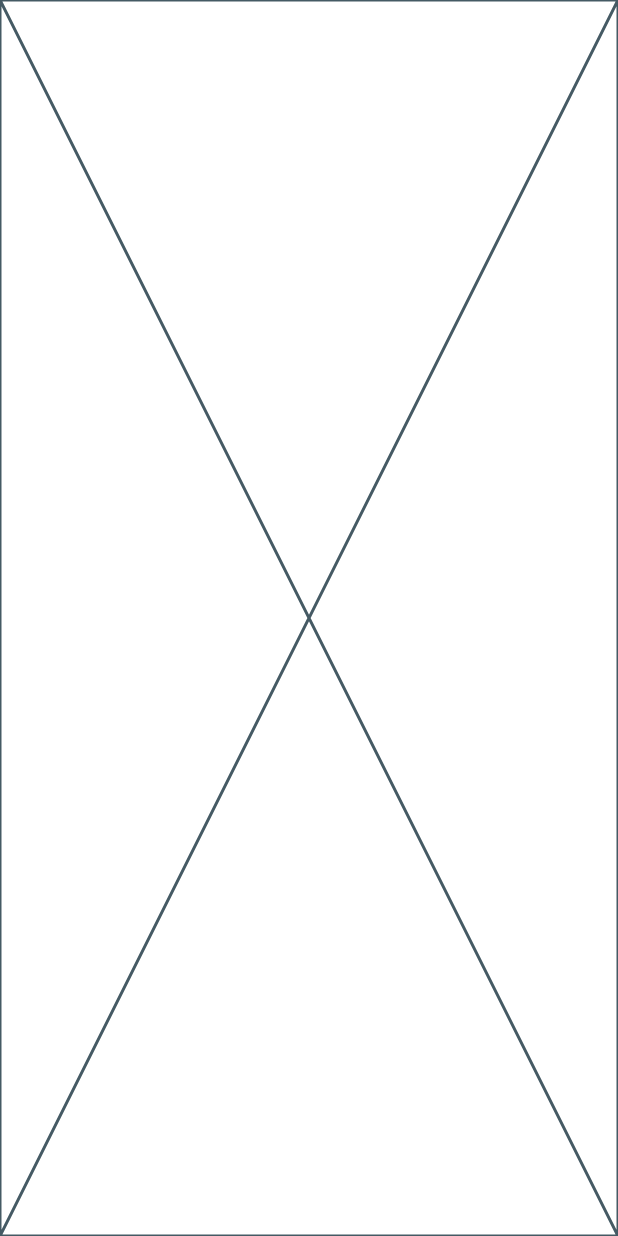
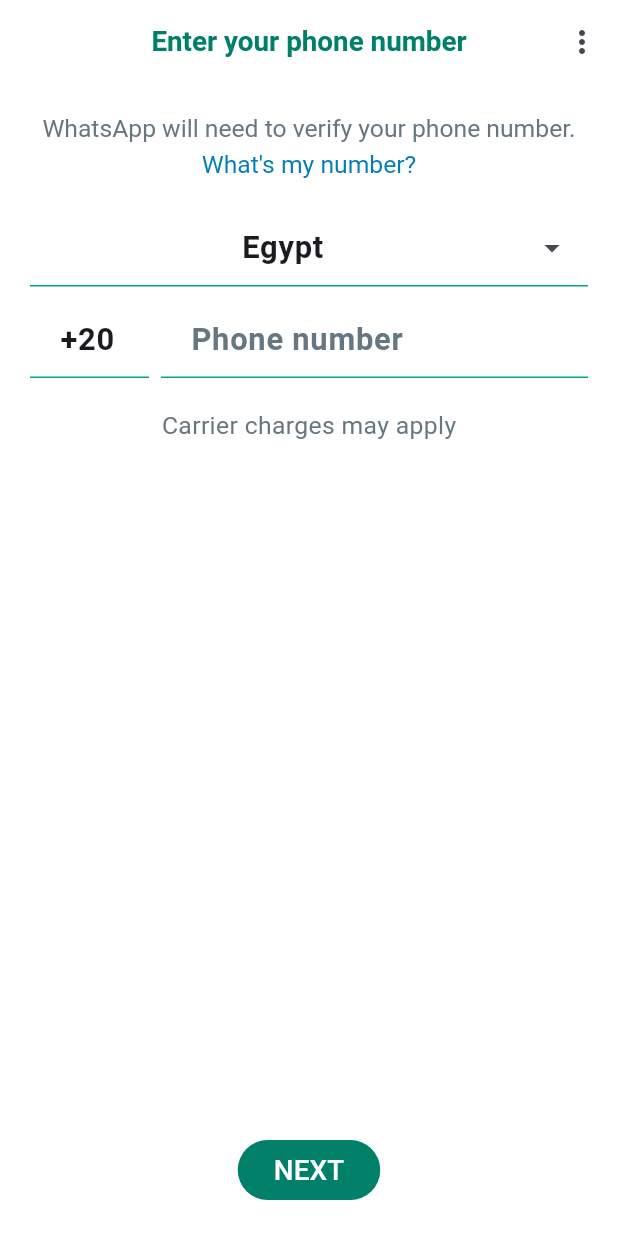
Before and after one commit to AhmedHussein1000/whatsapp_messenger, a Flutter app: the screen it shows after launch, after a tap on "Agree and Continue", on a phone screen of 412 x 824 dp. Run offline on Flutter 3.47's test engine with Material 3 defaults, Android fonts, the phone set to English and light mode, and no system bars; our stand-ins replace bloc, country_picker, device_preview, flutter_bloc.

Commit message:
Added Login Screen
Added alert dialog.
used country_picker package
Added some styles

```diff
--- /dev/null
+++ b/lib/core/helpers/custom_alert_dialog.dart
@@ -0,0 +1,24 @@
+ import 'package:flutter/material.dart';
+import 'package:whatsapp_messenger/core/utils/colors.dart';
+import 'package:whatsapp_messenger/core/utils/styles.dart';
+
+Future<dynamic> customAlertDialog(BuildContext context, String message) {
+    return showDialog(
+        barrierDismissible: false,
+        context: context,
+        builder: (context) => AlertDialog(
+              actions: [
+                TextButton(
+                    onPressed: () => Navigator.pop(context),
+                    child: Text(
+                      'Ok',
+                      style: Styles.styleSemiBold20(context)
+                          .copyWith(color: kgreenDark),
+                    ))
+              ],
+              content: Text(
+                message,
+                style: Styles.styleBold20(context),
+              ),
+            ));
+  }
--- a/lib/core/helpers/routes.dart
+++ b/lib/core/helpers/routes.dart
@@ -1,18 +1,20 @@
 import 'package:flutter/material.dart';
 import 'package:flutter_bloc/flutter_bloc.dart';
-import 'package:whatsapp_messenger/feature/auth/login_screen.dart';
+import 'package:whatsapp_messenger/feature/auth/screens/login_screen.dart';
+import 'package:whatsapp_messenger/feature/auth/screens/verification_screen.dart';
 import 'package:whatsapp_messenger/feature/welcome/controller/languages_cubit/languages_cubit.dart';
 import 'package:whatsapp_messenger/feature/welcome/welcome_screen.dart';
 
 class Routes {
   static const String welcome = '/';
   static const String login = '/login';
-
+  static const String verification = '/verification';
   static Map<String, Widget Function(BuildContext)> appRoutes = {
     Routes.welcome: (context) => BlocProvider(
           create: (context) => LanguagesCubit(),
           child: const WelcomeScreen(),
         ),
     Routes.login: (context) => const LoginScreen(),
+    Routes.verification: (context) => const VerificationScreen(),
   };
 }
--- a/lib/core/themes/theme.dart
+++ b/lib/core/themes/theme.dart
@@ -23,11 +23,11 @@
 
   static ThemeData darkTheme() {
     return ThemeData.dark().copyWith(
-        scaffoldBackgroundColor: kbackgroundAndTextDark,
+        scaffoldBackgroundColor: kgreyBackground,
         elevatedButtonTheme: ElevatedButtonThemeData(
             style: ElevatedButton.styleFrom(
           backgroundColor: kgreenDark,
-          foregroundColor: kbackgroundAndTextLight,
+          foregroundColor: kbackgroundAndTextDark,
           shadowColor: Colors.transparent,
           elevation: 0,
           splashFactory: NoSplash.splashFactory,
--- a/lib/core/utils/colors.dart
+++ b/lib/core/utils/colors.dart
@@ -12,4 +12,5 @@
 const Color klangBackDark = Color(0xFF222E37);
 const Color kbottomSheetLight = Color(0xFFF7F6F6);
 const Color kbottomSheetDark = Color(0xFF222E37);
+const Color kAuthAppbarTextDark = Color(0xFFE9EDEF);
 const Color kgreyBackground = Color(0xFF202C33);
--- a/lib/core/utils/styles.dart
+++ b/lib/core/utils/styles.dart
@@ -13,10 +13,19 @@
         fontWeight: FontWeight.w500,
         color: SizeConfig.isLight ? kgreyLight : kgreyDark,
       );
+       static TextStyle styleSemiBold16(BuildContext context) => TextStyle(
+        fontSize: getResponsiveFontSize(context, fontSize: 16),
+        fontWeight: FontWeight.w600,
+
+      );
 
   static TextStyle styleMedium18(BuildContext context) => TextStyle(
         fontSize: getResponsiveFontSize(context, fontSize: 18),
         fontWeight: FontWeight.w500,
+      );
+  static TextStyle styleSemiBold18(BuildContext context) => TextStyle(
+        fontSize: getResponsiveFontSize(context, fontSize: 18),
+        fontWeight: FontWeight.w600,
       );
   static TextStyle styleSemiBold20(BuildContext context) => TextStyle(
         fontSize: getResponsiveFontSize(context, fontSize: 20),
--- /dev/null
+++ b/lib/feature/auth/screens/login_screen.dart
@@ -0,0 +1,55 @@
+import 'package:flutter/material.dart';
+import 'package:whatsapp_messenger/core/utils/colors.dart';
+import 'package:whatsapp_messenger/core/utils/size_config.dart';
+import 'package:whatsapp_messenger/core/utils/styles.dart';
+import 'package:whatsapp_messenger/feature/auth/widgets/login_form.dart';
+
+class LoginScreen extends StatelessWidget {
+  const LoginScreen({super.key});
+
+  @override
+  Widget build(BuildContext context) {
+    SizeConfig.init(context);
+    return Scaffold(
+      appBar: AppBar(
+        backgroundColor: Colors.transparent,
+        title: Text(
+          'Enter your phone number',
+          style: Styles.styleSemiBold18(context).copyWith(
+              color: SizeConfig.isLight ? kgreenLight : kAuthAppbarTextDark),
+        ),
+        centerTitle: true,
+        actions: [
+          IconButton(
+              onPressed: () {
+                //TODO more settings
+              },
+              icon: const Icon(Icons.more_vert_rounded))
+        ],
+      ),
+      body: Padding(
+        padding: const EdgeInsets.symmetric(horizontal: 20.0, vertical: 20),
+        child: Column(
+          children: [
+            RichText(
+                textAlign: TextAlign.center,
+                text: TextSpan(children: [
+                  TextSpan(
+                      text: 'WhatsApp will need to verify your phone number.\n',
+                      style: Styles.styleRegular16(context)),
+                  TextSpan(
+                      text: 'What\'s my number?',
+                      style: Styles.styleRegular16(context).copyWith(
+                          height: 1.5,
+                          color: SizeConfig.isLight ? kblueLight : kblueDark)),
+                ])),
+            const SizedBox(
+              height: 20,
+            ),
+            const LoginForm(),
+          ],
+        ),
+      ),
+    );
+  }
+}
--- a/lib/feature/auth/login_screen.dart
+++ b/lib/feature/auth/screens/verification_screen.dart
@@ -1,7 +1,7 @@
 import 'package:flutter/material.dart';
 
-class LoginScreen extends StatelessWidget {
-  const LoginScreen({super.key});
+class VerificationScreen extends StatelessWidget {
+  const VerificationScreen({super.key});
 
   @override
   Widget build(BuildContext context) {
--- /dev/null
+++ b/lib/feature/auth/widgets/custom_textfield.dart
@@ -0,0 +1,63 @@
+import 'package:flutter/material.dart';
+import 'package:flutter/services.dart';
+import 'package:whatsapp_messenger/core/utils/colors.dart';
+import 'package:whatsapp_messenger/core/utils/styles.dart';
+
+class CustomTextField extends StatelessWidget {
+  const CustomTextField({
+    super.key,
+    this.controller,
+    this.hintText,
+    this.readOnly,
+    this.textAlign,
+    this.keyboardType,
+    this.onTap,
+    this.suffixIcon,
+    this.onChanged,
+    this.autoFocus,
+    this.hintStyle,
+    this.textStyle,
+  });
+
+  final TextEditingController? controller;
+  final String? hintText;
+  final bool? readOnly;
+  final TextAlign? textAlign;
+  final TextInputType? keyboardType;
+  final VoidCallback? onTap;
+  final Widget? suffixIcon;
+  final Function(String)? onChanged;
+  final bool? autoFocus;
+  final TextStyle? hintStyle;
+  final TextStyle? textStyle;
+
+  @override
+  Widget build(BuildContext context) {
+    return TextField(
+      inputFormatters: [
+        FilteringTextInputFormatter.digitsOnly,
+      ],
+      controller: controller,
+      keyboardType: keyboardType,
+      autofocus: autoFocus ?? false,
+      readOnly: readOnly ?? false,
+      textAlign: textAlign ?? TextAlign.start,
+      onTap: onTap,
+      onChanged: onChanged,
+      style: textStyle ?? Styles.styleSemiBold20(context),
+      decoration: InputDecoration(
+        contentPadding:
+            const EdgeInsets.symmetric(vertical: 10, horizontal: 20),
+        suffixIcon: suffixIcon,
+        hintText: hintText,
+        hintStyle: hintStyle,
+        enabledBorder: const UnderlineInputBorder(
+          borderSide: BorderSide(color: kgreenDark),
+        ),
+        focusedBorder: const UnderlineInputBorder(
+          borderSide: BorderSide(color: kgreenDark, width: 2),
+        ),
+      ),
+    );
+  }
+}
--- /dev/null
+++ b/lib/feature/auth/widgets/login_form.dart
@@ -0,0 +1,136 @@
+import 'package:country_picker/country_picker.dart';
+import 'package:flutter/material.dart';
+import 'package:whatsapp_messenger/core/helpers/custom_alert_dialog.dart';
+import 'package:whatsapp_messenger/core/helpers/extensions.dart';
+import 'package:whatsapp_messenger/core/helpers/routes.dart';
+import 'package:whatsapp_messenger/core/utils/colors.dart';
+import 'package:whatsapp_messenger/core/utils/size_config.dart';
+import 'package:whatsapp_messenger/core/utils/styles.dart';
+import 'package:whatsapp_messenger/feature/auth/widgets/custom_textfield.dart';
+
+class LoginForm extends StatefulWidget {
+  const LoginForm({super.key});
+
+  @override
+  State<LoginForm> createState() => _LoginFormState();
+}
+
+class _LoginFormState extends State<LoginForm> {
+  late TextEditingController countryController;
+  late TextEditingController codeController;
+  late TextEditingController phoneController;
+  @override
+  void initState() {
+    // TODO: implement initState
+    super.initState();
+    countryController = TextEditingController(text: 'Egypt');
+    codeController = TextEditingController(text: '+20');
+    phoneController = TextEditingController();
+  }
+
+  @override
+  void dispose() {
+    // TODO: implement dispose
+    super.dispose();
+    countryController.dispose();
+    codeController.dispose();
+    phoneController.dispose();
+  }
+
+  checkNumberValidation(BuildContext context) {
+    if (phoneController.text == '' || phoneController.text.isEmpty) {
+      return customAlertDialog(context, 'Please enter your phone number');
+    } else if (phoneController.text.length < 5 ||
+        phoneController.text.length > 15) {
+      return customAlertDialog(context, 'Please enter a valid phone number');
+    } else if (countryController.text == 'Egypt' &&
+        phoneController.text.length != 11) {
+      return customAlertDialog(
+          context, 'Please enter a valid Egyptian phone number with 11 digits');
+    } else {
+      context.pushNamed(Routes.verification);
+    }
+  }
+
+  @override
+  Widget build(BuildContext context) {
+    return Expanded(
+      child: Column(
+        children: [
+          CustomTextField(
+            readOnly: true,
+            controller: countryController,
+            hintText: countryController.text,
+            onTap: () {
+              countryPicker(context);
+            },
+            textAlign: TextAlign.center,
+            suffixIcon: const Icon(Icons.arrow_drop_down),
+          ),
+          const SizedBox(height: 10),
+          Row(
+            children: [
+              IntrinsicWidth(
+                child: CustomTextField(
+                  textAlign: TextAlign.center,
+                  controller: codeController,
+                  onTap: () {
+                    countryPicker(context);
+                  },
+                  hintText: codeController.text,
+                  readOnly: true,
+                ),
+              ),
+              const SizedBox(
+                width: 8,
+              ),
+              Expanded(
+                child: CustomTextField(
+                  controller: phoneController,
+                  hintStyle: Styles.styleSemiBold20(context).copyWith(
+                      color: SizeConfig.isLight ? kgreyLight : kgreyDark),
+                  hintText: 'Phone number',
+                  keyboardType: TextInputType.number,
+                ),
+              ),
+            ],
+          ),
+          const SizedBox(height: 20),
+          Text(
+            'Carrier charges may apply',
+            style: Styles.styleRegular16(context),
+          ),
+          const Spacer(),
+          ElevatedButton(
+            onPressed: () {
+              checkNumberValidation(context);
+            },
+            child: Text(
+              'NEXT',
+              style: Styles.styleMedium18(context),
+            ),
+          ),
+        ],
+      ),
+    );
+  }
+
+  countryPicker(BuildContext context) {
+    return showCountryPicker(
+        showPhoneCode: true,
+        context: context,
+        countryListTheme: CountryListThemeData(
+            flagSize: 25,
+            backgroundColor: SizeConfig.isLight ? Colors.white : Colors.black,
+            textStyle: Styles.styleSemiBold16(context),
+            bottomSheetHeight: SizeConfig.screenHeight * 0.6,
+            borderRadius: const BorderRadius.only(
+              topLeft: Radius.circular(20.0),
+              topRight: Radius.circular(20.0),
+            )),
+        onSelect: (Country country) {
+          countryController.text = country.name;
+          codeController.text = '+${country.phoneCode}';
+        });
+  }
+}
```
Also changed, not shown: pubspec.yaml (+1 -6 lines), pubspec.lock.
